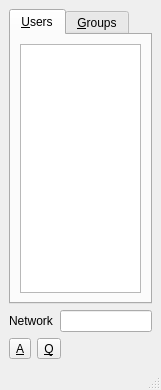
First picture: the form in notify/main.ui, repository QtPlay/coastal-qt, before the edit.
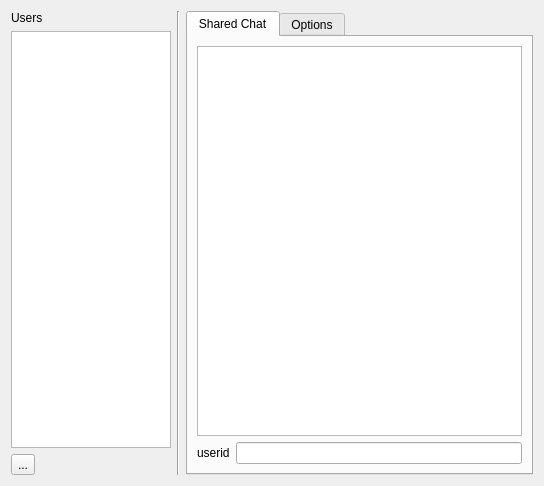
Second picture: the form after the edit. Icons and pictures are not drawn.

Commit message: common dialog main and new notify

```diff
--- a/notify/main.ui
+++ b/notify/main.ui
@@ -1,73 +1,63 @@
 <?xml version="1.0" encoding="UTF-8"?>
 <ui version="4.0">
- <class>MainWindow</class>
- <widget class="QMainWindow" name="MainWindow">
+ <class>MainDialog</class>
+ <widget class="QDialog" name="MainDialog">
   <property name="geometry">
    <rect>
     <x>0</x>
     <y>0</y>
-    <width>161</width>
-    <height>390</height>
+    <width>544</width>
+    <height>486</height>
    </rect>
   </property>
   <property name="windowTitle">
    <string>MainWindow</string>
   </property>
-  <widget class="QWidget" name="centralwidget">
-   <layout class="QHBoxLayout" name="Tee">
+  <layout class="QHBoxLayout" name="horizontalLayout">
     <item>
-     <layout class="QVBoxLayout" name="Spine">
-      <item>
-       <layout class="QVBoxLayout" name="verticalLayout_2">
-        <item>
-         <widget class="QTabWidget" name="tabWidget">
-          <property name="currentIndex">
-           <number>0</number>
-          </property>
-          <widget class="QWidget" name="userTab">
-           <attribute name="title">
-            <string>&amp;Users</string>
-           </attribute>
-           <layout class="QHBoxLayout" name="horizontalLayout_3">
-            <item>
-             <widget class="QListView" name="listView"/>
-            </item>
-           </layout>
-          </widget>
-          <widget class="QWidget" name="groupTab">
-           <attribute name="title">
-            <string>&amp;Groups</string>
-           </attribute>
-           <layout class="QHBoxLayout" name="horizontalLayout_4">
-            <item>
-             <widget class="QListView" name="listView_2"/>
-            </item>
-           </layout>
-          </widget>
-         </widget>
-        </item>
-        <item>
-         <layout class="QHBoxLayout" name="horizontalLayout_2">
+    <layout class="QVBoxLayout" name="spineUsers">
+     <property name="sizeConstraint">
+      <enum>QLayout::SetMinimumSize</enum>
+     </property>
           <item>
            <widget class="QLabel" name="label">
+       <property name="sizePolicy">
+        <sizepolicy hsizetype="Minimum" vsizetype="Preferred">
+         <horstretch>0</horstretch>
+         <verstretch>0</verstretch>
+        </sizepolicy>
+       </property>
             <property name="text">
-             <string>Network</string>
+        <string>Users</string>
             </property>
            </widget>
           </item>
           <item>
-           <widget class="QLineEdit" name="networkEdit"/>
-          </item>
-         </layout>
-        </item>
-       </layout>
-      </item>
-      <item>
-       <layout class="QHBoxLayout" name="Buttons">
+      <widget class="QListWidget" name="listWidget">
+       <property name="sizePolicy">
+        <sizepolicy hsizetype="Minimum" vsizetype="Expanding">
+         <horstretch>0</horstretch>
+         <verstretch>0</verstretch>
+        </sizepolicy>
+       </property>
+       <property name="minimumSize">
+        <size>
+         <width>0</width>
+         <height>0</height>
+        </size>
+       </property>
+       <property name="maximumSize">
+        <size>
+         <width>160</width>
+         <height>16777215</height>
+        </size>
+       </property>
+      </widget>
+     </item>
         <item>
          <widget class="QToolButton" name="aboutButton">
           <property name="text">
-           <string>&amp;A</string>
+        <string>...</string>
           </property>
           <property name="icon">
            <iconset theme="help-about">
@@ -77,37 +67,68 @@
          </widget>
         </item>
         <item>
-         <widget class="QToolButton" name="quitButton">
-          <property name="text">
-           <string>&amp;Q</string>
-          </property>
-          <property name="icon">
-           <iconset theme="application-exit">
-            <normaloff/>
-           </iconset>
-          </property>
-         </widget>
+      <layout class="QHBoxLayout" name="horizontalLayout_2">
+       <property name="sizeConstraint">
+        <enum>QLayout::SetMinimumSize</enum>
+       </property>
+      </layout>
+     </item>
+    </layout>
         </item>
         <item>
-         <spacer name="horizontalSpacer">
+    <widget class="Line" name="line">
           <property name="orientation">
-           <enum>Qt::Horizontal</enum>
-          </property>
-          <property name="sizeHint" stdset="0">
-           <size>
-            <width>40</width>
-            <height>20</height>
-           </size>
-          </property>
-         </spacer>
-        </item>
-       </layout>
-      </item>
+      <enum>Qt::Vertical</enum>
+     </property>
+    </widget>
+   </item>
+   <item>
+    <layout class="QVBoxLayout" name="spineChat">
+     <item>
+      <widget class="QTabWidget" name="Options">
+       <property name="sizePolicy">
+        <sizepolicy hsizetype="Expanding" vsizetype="Expanding">
+         <horstretch>0</horstretch>
+         <verstretch>0</verstretch>
+        </sizepolicy>
+       </property>
+       <property name="currentIndex">
+        <number>0</number>
+       </property>
+       <widget class="QWidget" name="tabChat">
+        <attribute name="title">
+         <string>Shared Chat</string>
+        </attribute>
+        <layout class="QVBoxLayout" name="verticalLayout">
+         <item>
+          <widget class="QListView" name="listView"/>
+         </item>
+         <item>
+          <layout class="QHBoxLayout" name="horizontalLayout_3">
+           <item>
+            <widget class="QLabel" name="labelUser">
+             <property name="text">
+              <string>userid</string>
+             </property>
+            </widget>
+           </item>
+           <item>
+            <widget class="QLineEdit" name="lineEdit"/>
+           </item>
      </layout>
     </item>
    </layout>
   </widget>
-  <widget class="QStatusBar" name="statusbar"/>
+       <widget class="QWidget" name="tabOptions">
+        <attribute name="title">
+         <string>Options</string>
+        </attribute>
+       </widget>
+      </widget>
+     </item>
+    </layout>
+   </item>
+  </layout>
  </widget>
  <resources/>
  <connections/>
```
Left out of the diff: 2 changed lines with no effect on the pictures. Lines whose indentation alone changed are shown as unchanged. The commit also changes 7 other files.
